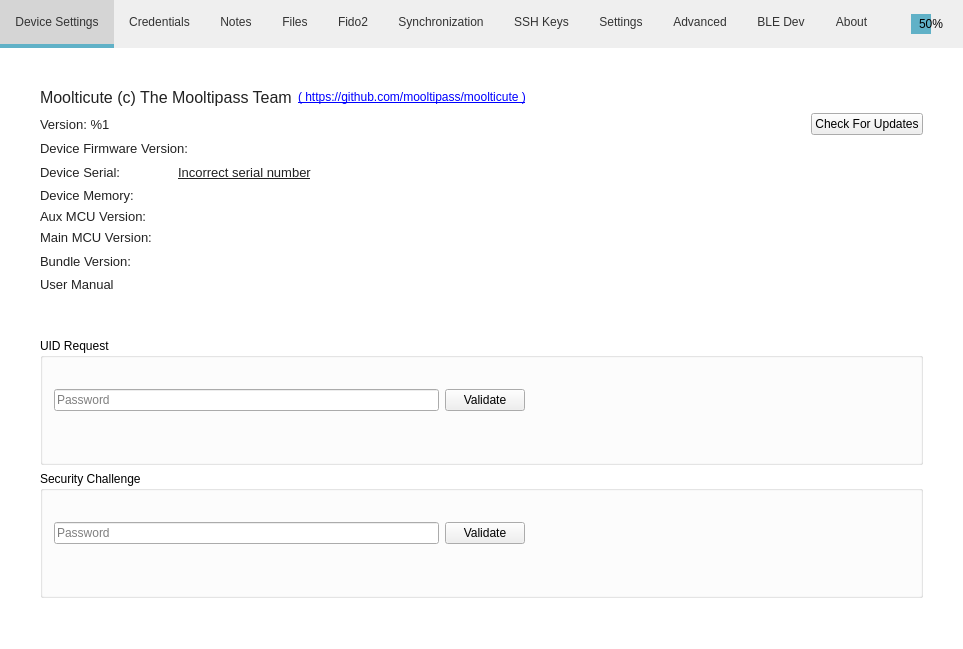
Above: src/MainWindow.ui from mooltipass/moolticute before the change. Below: the same form after it.
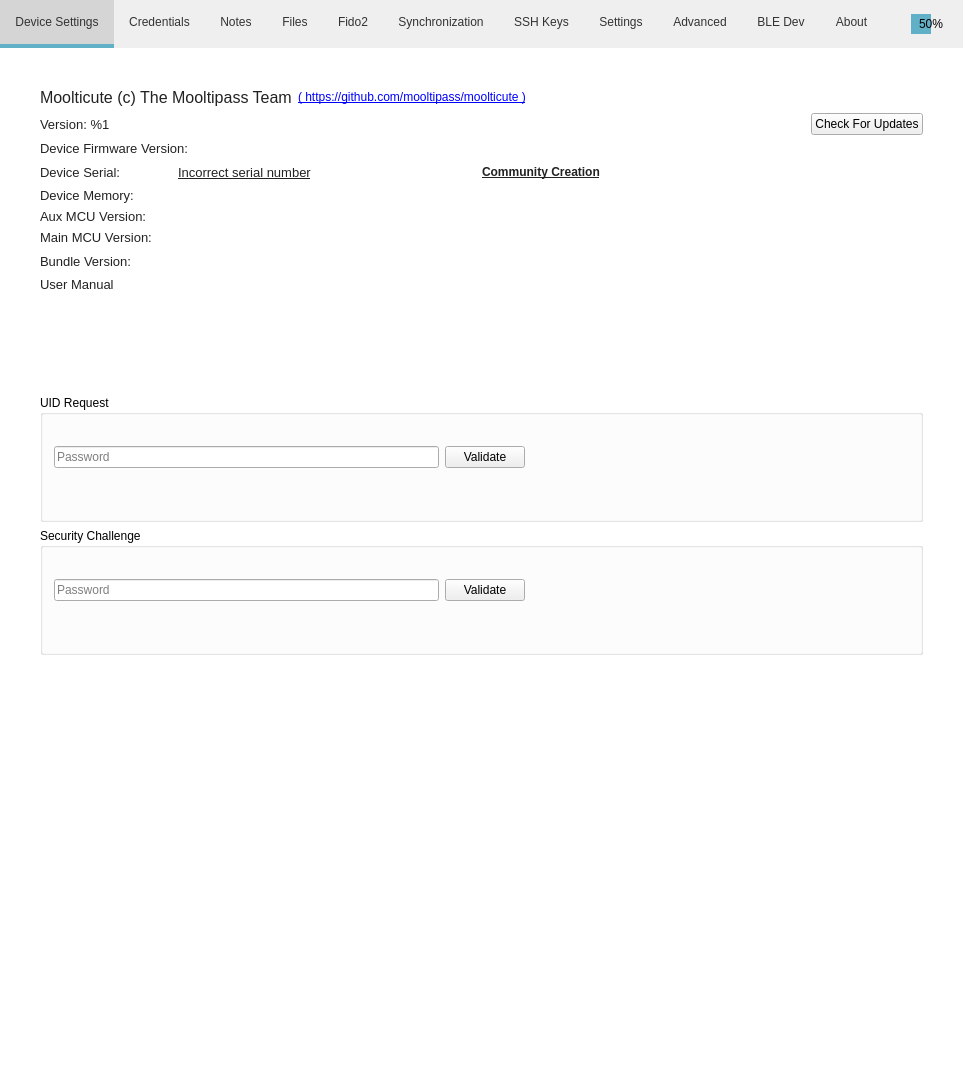
That is the form after the change. The open tabs and pages were chosen to show the change. Icons and pictures are not drawn. Custom widgets are drawn as their Qt base class.

```diff
--- a/src/MainWindow.ui
+++ b/src/MainWindow.ui
@@ -7,7 +7,7 @@
     <x>0</x>
     <y>0</y>
     <width>946</width>
-    <height>632</height>
+    <height>1081</height>
    </rect>
   </property>
   <property name="sizePolicy">
@@ -3371,6 +3371,22 @@
                </layout>
               </widget>
              </item>
+             <item>
+              <widget class="QLabel" name="labelIsCommunityBuild">
+               <property name="enabled">
+                <bool>true</bool>
+               </property>
+               <property name="font">
+                <font>
+                 <bold>true</bold>
+                 <underline>true</underline>
+                </font>
+               </property>
+               <property name="text">
+                <string>Community Creation</string>
+               </property>
+              </widget>
+             </item>
              <item>
               <spacer name="horizontalSpacer_62">
                <property name="orientation">
```
Left out of the diff: 10 changed lines with no effect on the pictures.
